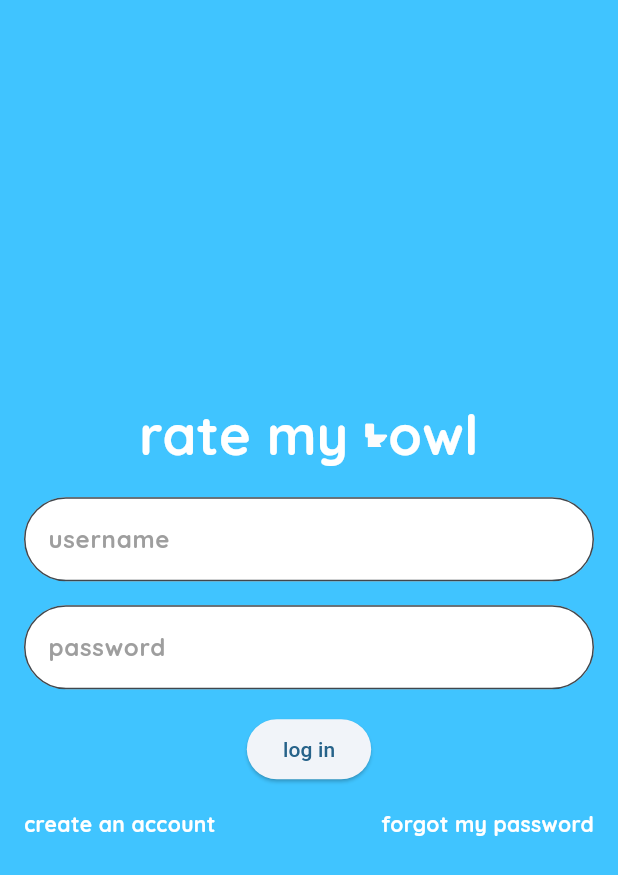
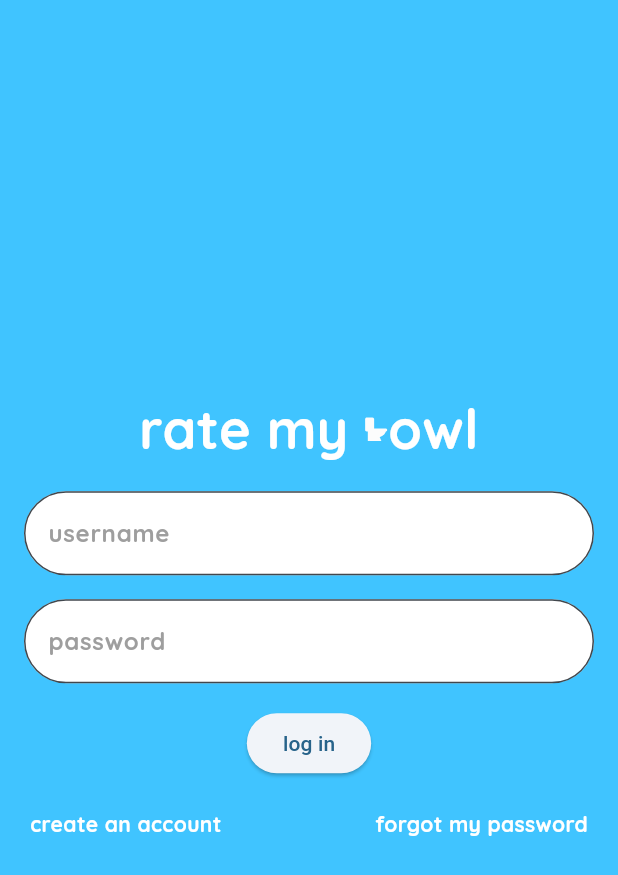
Before and after one commit to pgattic/ratemybowl, a Flutter app: the screen it shows after launch, on a phone screen of 412 x 824 dp. Shown: the top 875 px of the screen. Run offline on Flutter 3.47's test engine with Material 3 defaults, Android fonts, the phone set to English and light mode, and no system bars; our stand-ins replace audioplayers, flutter_map, flutter_svg, google_fonts, latlong2.

```diff
--- a/lib/screens/login_screen.dart
+++ b/lib/screens/login_screen.dart
@@ -21,6 +21,23 @@ class _LoginScreenState extends State<LoginScreen>
   late AnimationController _fadeInController;
   late Animation<double> _fadeInAnimation;
   bool _isLoading = false;
+
+  @override
+  void initState() {
+    super.initState();
+    _fadeInController = AnimationController(
+      vsync: this,
+      duration: const Duration(seconds: 1),
+    );
+
+    _fadeInAnimation = CurvedAnimation(
+      parent: _fadeInController,
+      curve: Curves.easeInOut,
+    );
+
+    // Start fade-in animation when the screen loads
+    _fadeInController.forward();
+  }
 
   Future<void> _handleLogin() async {
     if (_usernameController.text.isEmpty || _passwordController.text.isEmpty) {
@@ -67,23 +84,6 @@ class _LoginScreenState extends State<LoginScreen>
   }
 
   @override
-  void initState() {
-    super.initState();
-    _fadeInController = AnimationController(
-      vsync: this,
-      duration: const Duration(seconds: 1),
-    );
-
-    _fadeInAnimation = CurvedAnimation(
-      parent: _fadeInController,
-      curve: Curves.easeInOut,
-    );
-
-    // Start the fade-in animation when the screen first loads
-    _fadeInController.forward();
-  }
-
-  @override
   void dispose() {
     _fadeInController.dispose();
     _usernameController.dispose();
@@ -99,19 +99,19 @@ class _LoginScreenState extends State<LoginScreen>
         child: Padding(
           padding: const EdgeInsets.all(16.0),
           child: Column(
-            spacing: 16.0,
             mainAxisAlignment: MainAxisAlignment.center,
             children: [
+              // Logo row
               Row(
                 mainAxisAlignment: MainAxisAlignment.center,
                 children: [
                   Text(
+                    "rate my ",
                     style: GoogleFonts.quicksand(
                       fontSize: 36.0,
                       fontWeight: FontWeight.bold,
                       color: Colors.white,
                     ),
-                    "rate my ",
                   ),
                   SvgPicture.asset(
                     width: 16.0,
@@ -119,24 +119,36 @@ class _LoginScreenState extends State<LoginScreen>
                     "assets/toilet.svg",
                   ),
                   Text(
+                    "owl",
                     style: GoogleFonts.quicksand(
                       fontSize: 36.0,
                       fontWeight: FontWeight.bold,
                       color: Colors.white,
                     ),
-                    "owl",
                   ),
                 ],
               ),
+
+              const SizedBox(height: 16),
+
+              // Fade-in input fields + buttons
+              FadeTransition(
+                opacity: _fadeInAnimation,
+                child: Column(
+                  children: [
                     AccountInputField(
                       hintText: "username",
                       controller: _usernameController,
                     ),
+                    const SizedBox(
+                      height: 16,
+                    ), // <-- Add spacing between fields
                     AccountInputField(
                       hintText: "password",
                       obscureText: true,
                       controller: _passwordController,
                     ),
+                    const SizedBox(height: 16), // spacing before login button
                     ElevatedButton(
                       onPressed: _isLoading ? null : _handleLogin,
                       child: _isLoading
@@ -152,24 +164,55 @@ class _LoginScreenState extends State<LoginScreen>
                             )
                           : const Text("log in"),
                     ),
+                    const SizedBox(height: 16),
                     Row(
                       mainAxisAlignment: MainAxisAlignment.spaceBetween,
                       children: [
-                  Text(
+                        InkWell(
+                          onTap: () {
+                            Navigator.push(
+                              context,
+                              MaterialPageRoute(
+                                builder: (context) => const RegisterScreen(),
+                              ),
+                            );
+                          },
+                          child: Padding(
+                            padding: const EdgeInsets.all(4.0),
+                            child: Text(
                               "create an account",
                               style: GoogleFonts.quicksand(
                                 fontWeight: FontWeight.bold,
                                 color: Colors.white,
                               ),
                             ),
-                  Text(
+                          ),
+                        ),
+                        InkWell(
+                          onTap: () {
+                            Navigator.push(
+                              context,
+                              MaterialPageRoute(
+                                builder: (context) =>
+                                    const ForgotPasswordScreen(),
+                              ),
+                            );
+                          },
+                          child: Padding(
+                            padding: const EdgeInsets.all(4.0),
+                            child: Text(
                               "forgot my password",
                               style: GoogleFonts.quicksand(
                                 fontWeight: FontWeight.bold,
                                 color: Colors.white,
                               ),
                             ),
+                          ),
+                        ),
                       ],
+                    ),
+                  ],
+                ),
               ),
             ],
           ),
```
Lines whose indentation alone changed are shown as unchanged.
